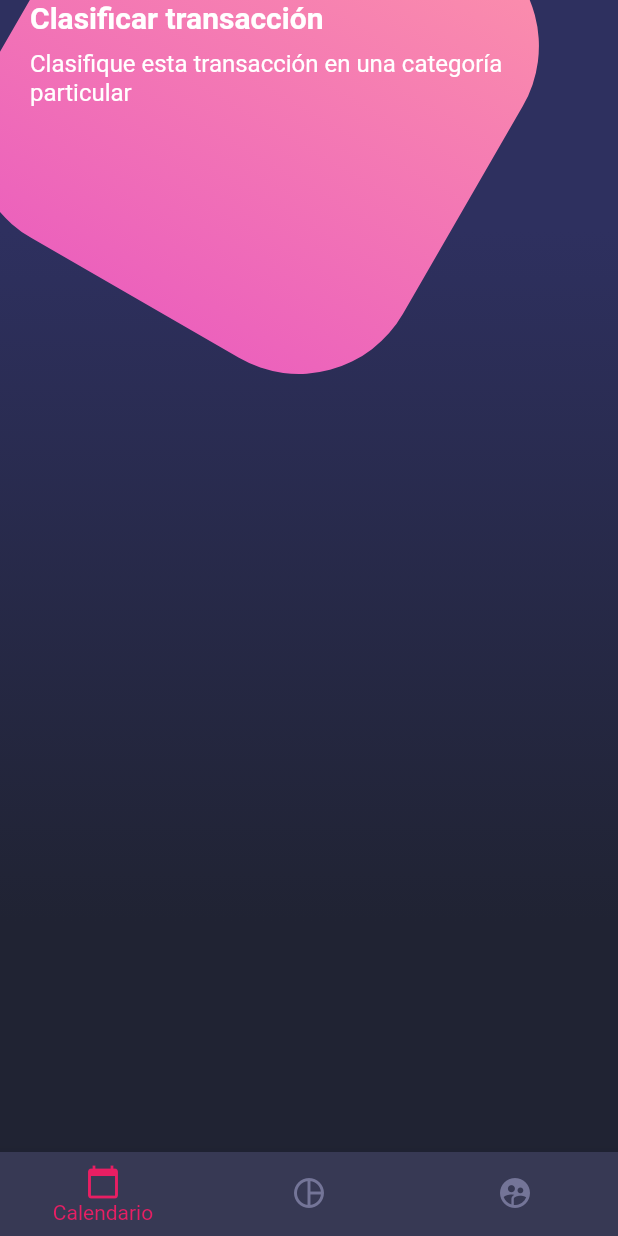
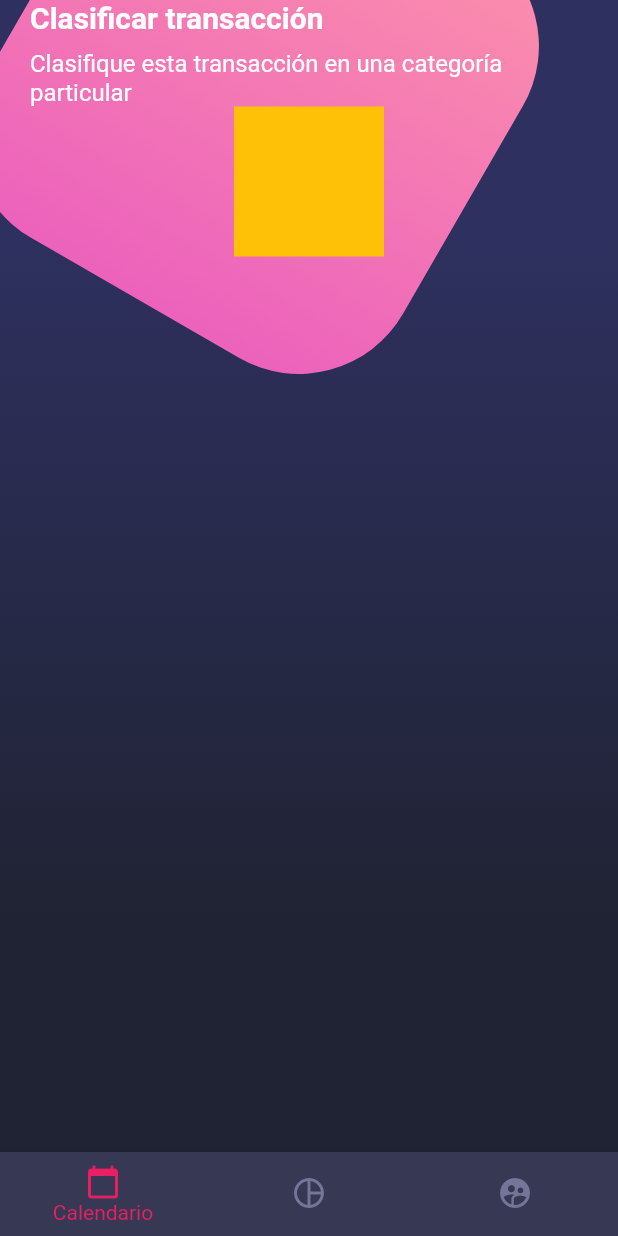
Before and after one commit to diegoarizadev/FlutterUI, a Flutter app: the screen it shows after launch, on a phone screen of 412 x 824 dp. Run offline on Flutter 3.47's test engine with Material 2 defaults, Android fonts, the phone set to English and light mode, and no system bars.

Commit message:
Creacion de la clase inicial para CardTableCustom

```diff
--- a/uiflutter/lib/screens/home_desing.dart
+++ b/uiflutter/lib/screens/home_desing.dart
@@ -1,6 +1,7 @@
 import 'package:flutter/material.dart';
 import 'package:uiflutter/widgets/background.dart';
 import 'package:uiflutter/widgets/botton_navigation.dart';
+import 'package:uiflutter/widgets/card_table.dart';
 import 'package:uiflutter/widgets/page_title.dart';
 
 class HomeDesingScreen extends StatelessWidget {
@@ -22,7 +23,7 @@ class _HomeBody extends StatelessWidget {
     return SingleChildScrollView(
       //SingleChildScrollView si el hijo es mas grande va ha permitir realizar scroll
       child: Column(
-        children: [PageTitle()],
+        children: [PageTitle(), CardTableCustom()],
       ),
     );
   }
--- /dev/null
+++ b/uiflutter/lib/widgets/card_table.dart
@@ -0,0 +1,14 @@
+import 'package:flutter/material.dart';
+
+class CardTableCustom extends StatelessWidget {
+  const CardTableCustom({Key? key}) : super(key: key);
+
+  @override
+  Widget build(BuildContext context) {
+    return Container(
+      color: Colors.amber,
+      width: 100,
+      height: 100,
+    );
+  }
+}
```
